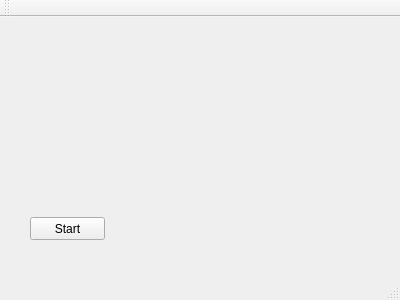
Above: mainwindow.ui from weisseruebe/DVDCreator before the change. Below: the same form after it.
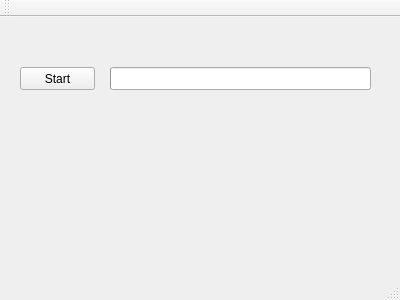
That is the form after the change.

Diff of the .ui file:
```diff
--- a/mainwindow.ui
+++ b/mainwindow.ui
@@ -17,8 +17,8 @@
    <widget class="QPushButton" name="pushButton">
     <property name="geometry">
      <rect>
-      <x>30</x>
-      <y>200</y>
+      <x>20</x>
+      <y>50</y>
       <width>75</width>
       <height>23</height>
      </rect>
@@ -27,6 +27,31 @@
      <string>Start</string>
     </property>
    </widget>
+   <widget class="QProgressBar" name="progressBar">
+    <property name="geometry">
+     <rect>
+      <x>110</x>
+      <y>50</y>
+      <width>261</width>
+      <height>23</height>
+     </rect>
+    </property>
+    <property name="minimum">
+     <number>0</number>
+    </property>
+    <property name="maximum">
+     <number>1</number>
+    </property>
+    <property name="value">
+     <number>-1</number>
+    </property>
+    <property name="textVisible">
+     <bool>false</bool>
+    </property>
+    <property name="invertedAppearance">
+     <bool>false</bool>
+    </property>
+   </widget>
   </widget>
   <widget class="QMenuBar" name="menuBar">
    <property name="geometry">
```
